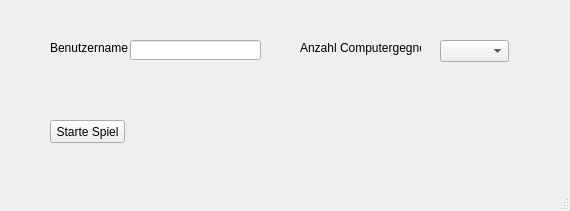
Old version of the form Cluedo/UI/StartGameUI.ui in the repository haegar80/Cluedo.
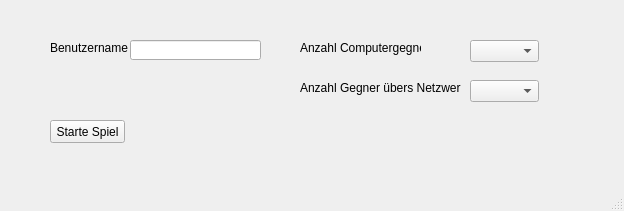
New version of the form.

Commit message: Added new player type remote user, added gui for waiting for conencted users

Patch:
```diff
--- a/Cluedo/UI/StartGameUI.ui
+++ b/Cluedo/UI/StartGameUI.ui
@@ -6,7 +6,7 @@
    <rect>
     <x>0</x>
     <y>0</y>
-    <width>570</width>
+    <width>624</width>
     <height>211</height>
    </rect>
   </property>
@@ -53,7 +53,7 @@
    <widget class="QComboBox" name="comboBoxNumberOfComputerPlayers">
     <property name="geometry">
      <rect>
-      <x>440</x>
+      <x>470</x>
       <y>40</y>
       <width>69</width>
       <height>22</height>
@@ -73,6 +73,29 @@
      <string>Starte Spiel</string>
     </property>
    </widget>
+   <widget class="QLabel" name="labelNumberOfRemotePlayers">
+    <property name="geometry">
+     <rect>
+      <x>300</x>
+      <y>80</y>
+      <width>161</width>
+      <height>16</height>
+     </rect>
+    </property>
+    <property name="text">
+     <string>Anzahl Gegner übers Netzwerk</string>
+    </property>
+   </widget>
+   <widget class="QComboBox" name="comboBoxNumberOfRemotePlayers">
+    <property name="geometry">
+     <rect>
+      <x>470</x>
+      <y>80</y>
+      <width>69</width>
+      <height>22</height>
+     </rect>
+    </property>
+   </widget>
   </widget>
   <widget class="QMenuBar" name="menubar">
    <property name="geometry">
```
Left out of the diff: 4 changed lines with no effect on the pictures. The commit also changes 14 other files.
